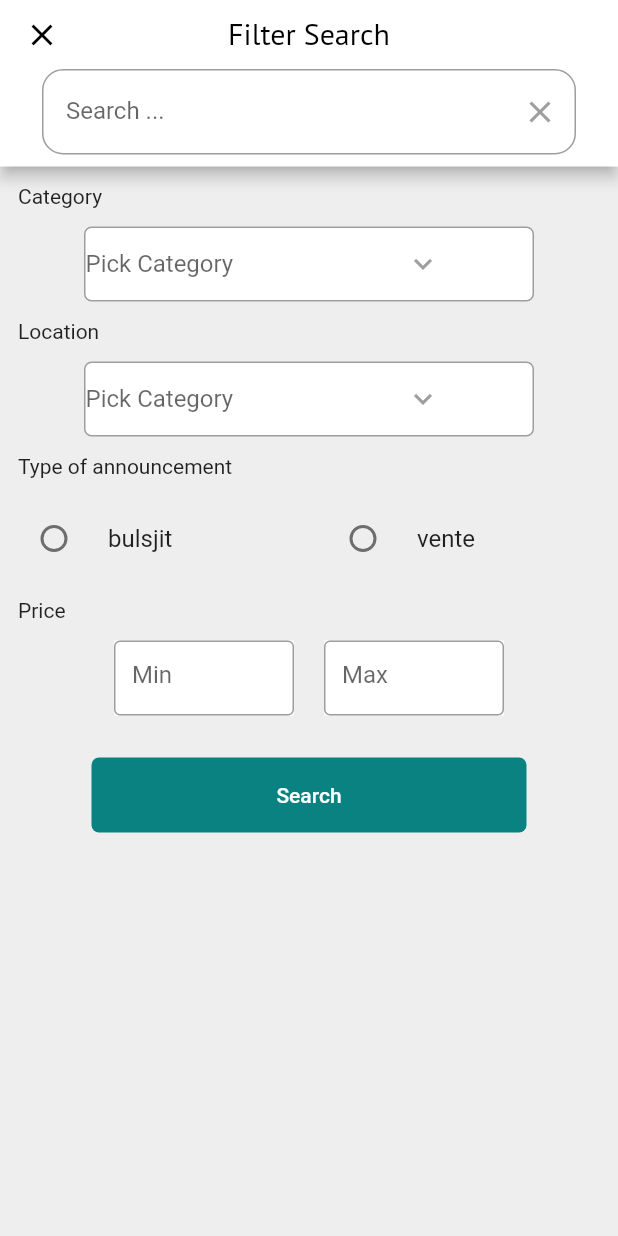
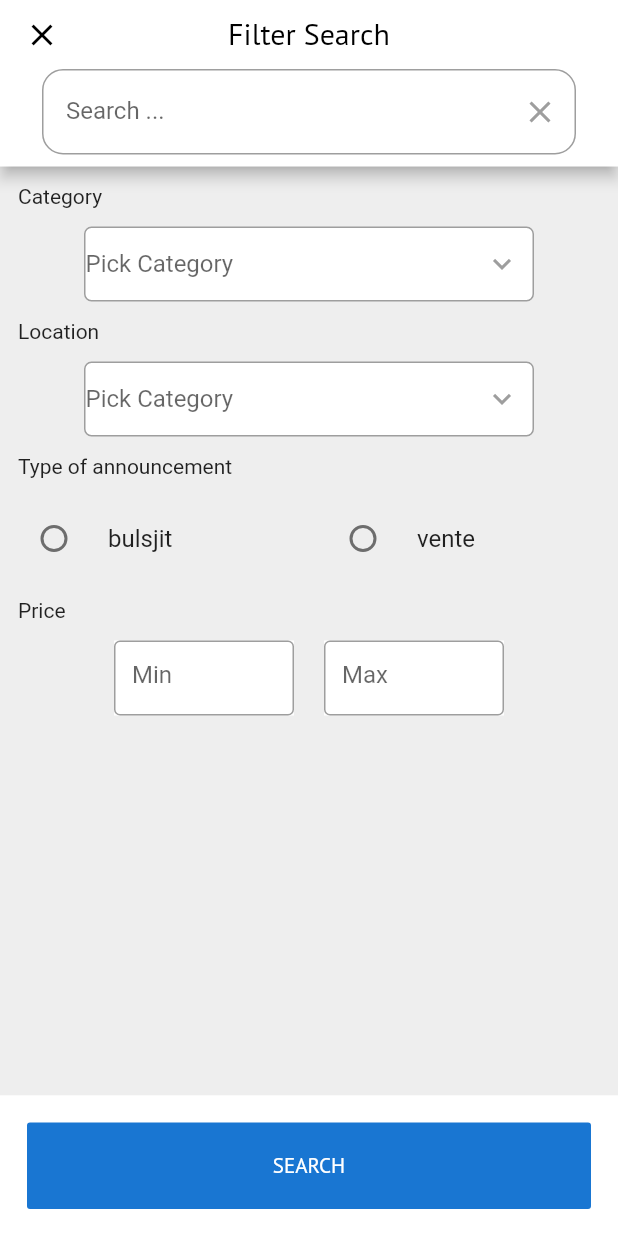
Before and after one commit to LuttaKing/avito, a Flutter app: the SearchPage screen opened directly, on a phone screen of 412 x 824 dp. Run offline on Flutter 3.47's test engine with Material 2 defaults, Android fonts, the phone set to English and light mode, and no system bars; our stand-ins replace cached_network_image, carousel_slider, dotted_border, flushbar, image_picker, material_design_icons_flutter and 2 more; accounts and stored records are empty; network calls fail.

Commit message:
Added Search Button to Bottom of Search Page

```diff
--- a/lib/screens/SearchScreen.dart
+++ b/lib/screens/SearchScreen.dart
@@ -1,3 +1,4 @@
+import 'package:avito/screens/NavPage.dart';
 import 'package:flutter/material.dart';
 
 class SearchPage extends StatefulWidget {
@@ -10,14 +11,13 @@ class _SearchPageState extends State<SearchPage> {
 
   String value='';
   String dropDownValue='Pick Category';
-  List<String> _category=['Computer and Multimedia','Vehicle','Immovable','Home and Garden','Real Estate','Employment and Dervices','Clothing Wellbieng','Leisure','Companies'];
-    List<String> _categoryAndSubcategories=['Computer and Multimedia','Phones','Image and Sound','Laptop','Video games','Desktops','Computer Accesories','Camera','Tablet','Television',
-
+  List<String> _category=['Computer and Multimedia','Vehicle','Immovable','Home and Garden','Employment and Services','Clothing Wellbeing','Leisure','Companies'];
+    List<String> _categoryAndSubcategories=[
+      'Computer and Multimedia','Phones','Image and Sound','Laptop','Video games','Desktops','Computer Accesories','Camera','Tablet','Television',
     'Vehicle','Cars','Motorcycles','Vehicle Parts','Boats','Bikes','Proffesional Vehicles',
     'Immovable','ApartMents','Houses and Villas','Holiday Rents','Offices','Stores and Business','Land and Farms','Roomates',
     'Home and Garden','Appliances and Tableware','Furniture and Decoration','Garden and tools',
-
-    'Employment and Services','Jobs','Job Applications','Services','Courses and Training','Call Center','HouseKeepers and Drivers','House Work','Frames','Internship'
+    'Employment and Services','Jobs','Job Applications','Services','Courses and Training','Call Center','HouseKeepers and Drivers','House Work','Frames','Internship',
     'Clothing Wellbeing','For Children','Clothing','Bags','Beauty','Equipment for babies','Shoes','Watches and Jewels',
     'Leisure','Sports and Leisure','Animals','Movies Books Magazines','Travel and Tickets','Art','Musical Instruments',
     'Companies','Professional Equipment','Business and Commercial','Stock and Wholesale'];
@@ -49,6 +49,12 @@ class _SearchPageState extends State<SearchPage> {
               ),
           ),
       ),
+        bottomNavigationBar: BottomAppBar(
+    color: Colors.white,
+
+    child: _bottomButton(),
+    elevation: 0,
+  ),
       body: Container(color: Colors.grey[200],
 
           child: Center(
@@ -64,6 +70,7 @@ class _SearchPageState extends State<SearchPage> {
         child: Text('Location',style: TextStyle(),),
       ),
         dropDownButton(),
+
       Padding(
         padding: const EdgeInsets.all(12.0),
         child: Text('Type of announcement',style: TextStyle(),),
@@ -87,18 +94,7 @@ class _SearchPageState extends State<SearchPage> {
                   priceTextField('Max'),
 
       ],),
-       Spacer(),
- Center(child:  Padding(
-   padding: const EdgeInsets.only(top:28.0),
-   child: Container(decoration: BoxDecoration(
-                 color: Color(0xffb078080),
-                    borderRadius: BorderRadius.all(
-          Radius.circular(5.0) //
-    ),
-  ),child: SizedBox(width: 290,height: 50,
-  child: FlatButton(onPressed: null,
-  child: Text('Search',style: TextStyle(fontFamily: 'New',color: Colors.white),),),)),
- ))
+
 
                 ],),
           ),
@@ -166,20 +162,18 @@ return RadioListTile(
                       return  DropdownMenuItem<String>(
                         value: pickVal,
                         child:  _category.contains(pickVal) ?
-                    Column(
+                    Row(mainAxisAlignment: MainAxisAlignment.center,
                       children: <Widget>[
-                        Row(mainAxisAlignment: MainAxisAlignment.center,
-                          children: <Widget>[
 
-                            Icon(Icons.keyboard_arrow_right,size: 20,color: Colors.orange,),
-                            Text(pickVal.toUpperCase(),style: TextStyle(color: Colors.grey[600],fontFamily: 'Ptsans',fontSize: 15),),
-                          ],
-                        ),
-                        Divider(color: Colors.orange[800],),
+
+                        Container(color: Colors.orange,child: Padding(
+                          padding: const EdgeInsets.only(top:2.0,bottom: 2.0,left: 22,right: 22),
+                          child: Text(pickVal.toUpperCase(),style: TextStyle(color: Colors.white,fontFamily: 'Fred',fontSize: 15),),
+                        )),
                       ],
                     )
-                    :Text(pickVal,style: TextStyle(fontFamily: 'Ptsans',fontSize: 15),),
-                      );
+                    :Text(pickVal,
+                    style: TextStyle(fontFamily: 'Ptsans',fontSize: 15),),);
             }).toList(),
             onChanged: (val) {
                       setState(() {
@@ -193,4 +187,25 @@ return RadioListTile(
                 ),
               );
   }
+  Widget _bottomButton(){
+    return Padding(
+      padding: const EdgeInsets.all(18.0),
+      child: SizedBox(
+                  height:MediaQuery.of(context).size.height*0.07,
+                width: MediaQuery.of(context).size.width*0.6,
+                child: FlatButton(
+                  color: Colors.blue[700],child: Text('SEARCH',
+                  style: TextStyle(color: Colors.white,fontFamily: 'Ptsans'),),
+                  onPressed: (){
+                Navigator.pop(context);
+            Navigator.push(
+              context,
+               MaterialPageRoute(
+               builder: (context) => NavPage(),
+               ));
+
+
+                },),),
+    );
+  }
 }
--- a/lib/screens/bottomBarScreens/ChatPage.dart
+++ b/lib/screens/bottomBarScreens/ChatPage.dart
@@ -18,7 +18,8 @@ class _ChatPageState extends State<ChatPage> {
   }
 
    Widget holder(){
-    return Column(children: <Widget>[
+    return SingleChildScrollView(
+          child: Column(children: <Widget>[
 
         Padding(
           padding: const EdgeInsets.all(22.0),
@@ -55,6 +56,7 @@ class _ChatPageState extends State<ChatPage> {
           ),),
         ),
       ),
-    ],);
+      ],),
+    );
   }
 }
--- a/lib/screens/bottomBarScreens/NotificartionsPage.dart
+++ b/lib/screens/bottomBarScreens/NotificartionsPage.dart
@@ -15,7 +15,8 @@ class _NotifiPageState extends State<NotifiPage> {
   }
 
   Widget holder(){
-    return Column(children: <Widget>[
+    return SingleChildScrollView(
+          child: Column(children: <Widget>[
 SizedBox(height: 50,),
         Padding(
           padding: const EdgeInsets.all(22.0),
@@ -32,6 +33,7 @@ SizedBox(height: 50,),
                                       SizedBox(height: 30,),
 
 
-    ],);
+      ],),
+    );
   }
 }
```
Also changed, not shown: lib/AuthFolder/Register.dart (+21 -14 lines), lib/screens/bottomBarScreens/Account.dart (+45 -13 lines), lib/screens/bottomBarScreens/HomePage.dart (+15 -0 lines). Lines whose indentation alone changed are shown as unchanged.
